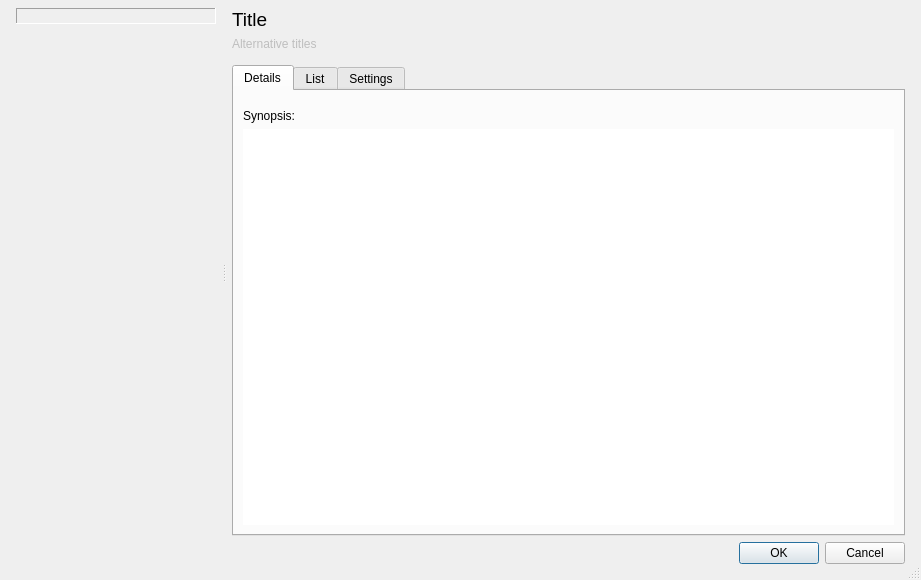
Old version of the form src/gui/media/media_dialog.ui in the repository erengy/taiga.
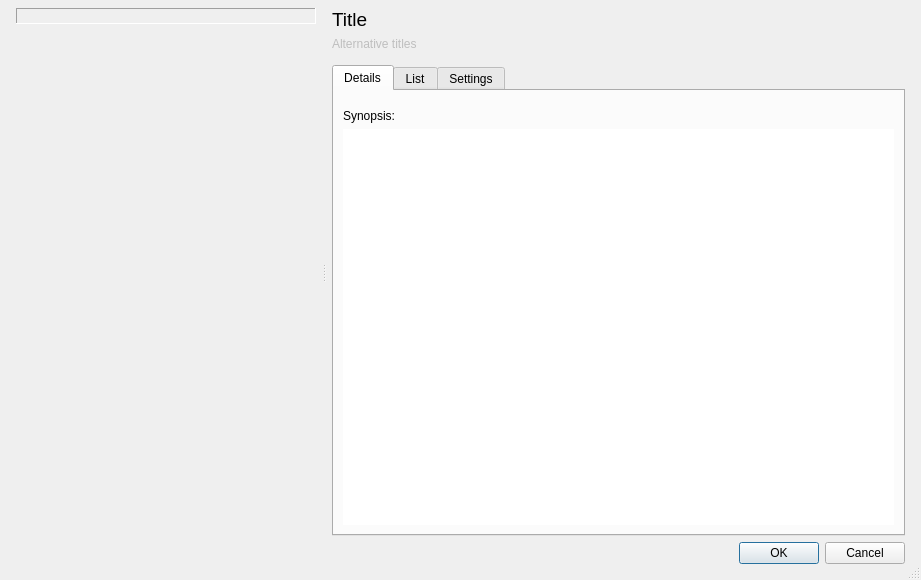
New version of the form.

Commit message:
Allow resizing media dialog poster image
We should eventually fetch larger poster images for this.

What changed in the file:
```diff
--- a/src/gui/media/media_dialog.ui
+++ b/src/gui/media/media_dialog.ui
@@ -61,7 +61,7 @@
          </property>
          <property name="maximumSize">
           <size>
-           <width>200</width>
+           <width>320</width>
            <height>16777215</height>
           </size>
          </property>
```
The commit also changes 1 other file.
